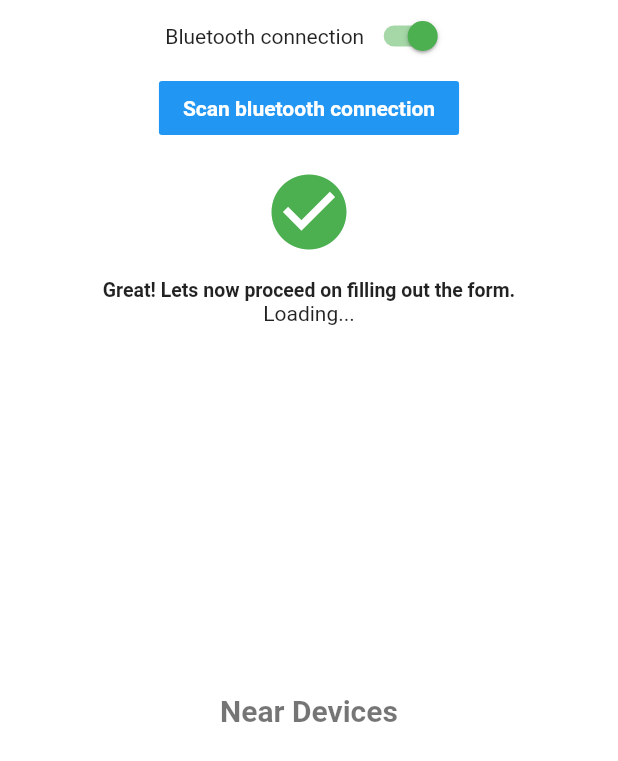
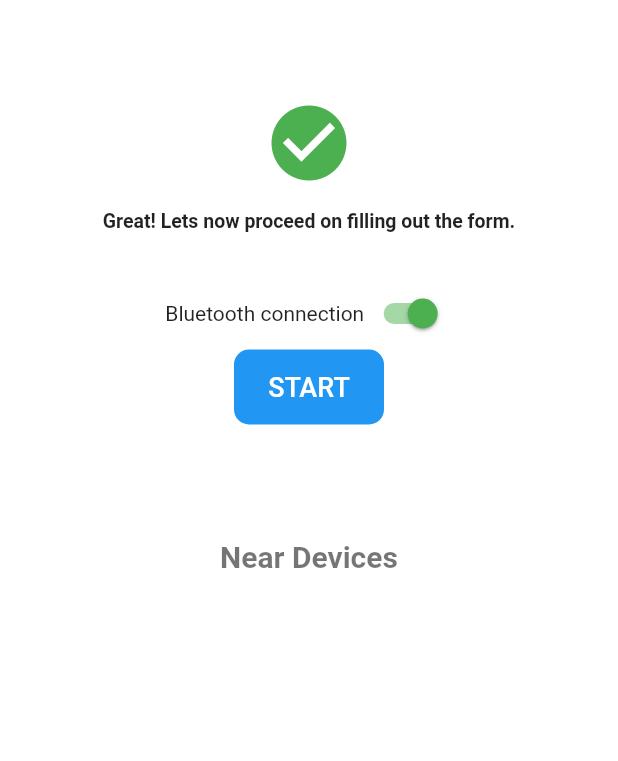
Before and after one commit to OwlRepo/Contrace, a Flutter app: the screen it shows after launch, on a phone screen of 412 x 824 dp. Shown: the top 761 px of the screen. Run offline on Flutter 3.47's test engine with Material 2 defaults, Android fonts, the phone set to English and light mode, and no system bars; our stand-ins replace flutter_blue, fluttertoast, permission_handler, sensors; missing offline and left inert: flutter_scan_bluetooth, system_shortcuts.

Commit message:
NEW: fixed some UI BUGS(UI is for presentation only)

```diff
--- a/lib/Pages/HomePage.dart
+++ b/lib/Pages/HomePage.dart
@@ -27,52 +27,14 @@ class HomePage extends StatelessWidget {
           crossAxisAlignment: CrossAxisAlignment.stretch,
           children: [
             Expanded(
-              flex: 5,
+              flex: 4,
               child: Container(
                 child: Column(
                   mainAxisAlignment: MainAxisAlignment.start,
                   crossAxisAlignment: CrossAxisAlignment.center,
                   children: [
-                    Row(
-                      mainAxisAlignment: MainAxisAlignment.center,
-                      crossAxisAlignment: CrossAxisAlignment.center,
-                      children: [
-                        Text('Bluetooth connection'),
-                        Switch(
-                          value: bleProvider.isOn,
-                          onChanged: (bool e) {
-                            if (e == true) {
-                              SystemShortcuts.bluetooth();
-                              Fluttertoast.showToast(
-                                msg: 'Bluetooth enabled',
-                                backgroundColor: Colors.blue,
-                                textColor: Colors.white,
-                              );
-                            } else {
-                              SystemShortcuts.bluetooth();
-                              Fluttertoast.showToast(
-                                msg: 'Bluetooth disabled',
-                                backgroundColor: Colors.blue,
-                                textColor: Colors.white,
-                              );
-                            }
-                          },
-                          activeColor: Colors.green,
-                        ),
-                      ],
-                    ),
-                    FlatButton(
-                      onPressed: () {
-                        bleProvider.searchForDevices();
-                      },
-                      child: Text(
-                        'Scan bluetooth connection',
-                        style: TextStyle(
-                          color: Colors.white,
-                          fontWeight: FontWeight.bold,
-                        ),
-                      ),
-                      color: Colors.blue,
+                    SizedBox(
+                      height: 50.0,
                     ),
                     Center(
                       child: bleProvider.isOn == true
@@ -102,26 +64,63 @@ class HomePage extends StatelessWidget {
                         ),
                       ),
                     ),
-                    Center(
-                      child: StreamBuilder<List<AccelerometerModel>>(
-                        stream: acMeterProvider.getAccelerometerInfo(),
-                        builder: (context, snapshot) {
-                          if (snapshot.hasData) {
-                            return Text(
-                                'X-Axis: ${snapshot.data[0].xAxis.floorToDouble()} \n Y-Axis: ${snapshot.data[0].yAxis.floorToDouble()} \n Z-Axis: ${snapshot.data[0].zAxis.floorToDouble()}');
-                          } else {
-                            return Text('Loading...');
-                          }
+                    SizedBox(
+                      height: 30.0,
+                    ),
+                    Row(
+                      mainAxisAlignment: MainAxisAlignment.center,
+                      crossAxisAlignment: CrossAxisAlignment.center,
+                      children: [
+                        Text('Bluetooth connection'),
+                        Switch(
+                          value: bleProvider.isOn,
+                          onChanged: (bool e) {
+                            if (e == true) {
+                              SystemShortcuts.bluetooth();
+                              Fluttertoast.showToast(
+                                msg: 'Turning on bluetooth...',
+                                backgroundColor: Colors.blue,
+                                textColor: Colors.white,
+                              );
+                            } else {
+                              SystemShortcuts.bluetooth();
+                              Fluttertoast.showToast(
+                                msg: 'Turning off bluetooth...',
+                                backgroundColor: Colors.blue,
+                                textColor: Colors.white,
+                              );
+                            }
+                          },
+                          activeColor: Colors.green,
+                        ),
+                      ],
+                    ),
+                    SizedBox(
+                      height: 50.0,
+                      width: 100.0,
+                      child: FlatButton(
+                        shape: RoundedRectangleBorder(
+                          borderRadius: BorderRadius.circular(10.0),
+                        ),
+                        onPressed: () {
+                          bleProvider.searchForDevices();
                         },
+                        child: Text(
+                          'START',
+                          style: TextStyle(
+                            color: Colors.white,
+                            fontSize: 18.0,
+                          ),
+                        ),
+                        color: bleProvider.isOn ? Colors.blue : Colors.grey,
                       ),
                     ),
                   ],
                 ),
               ),
             ),
-            SizedBox(height: 100.0),
             Expanded(
-              flex: 5,
+              flex: 6,
               child: Container(
                 width: MediaQuery.of(context).size.width,
                 height: 400,
@@ -129,6 +128,9 @@ class HomePage extends StatelessWidget {
                   mainAxisAlignment: MainAxisAlignment.start,
                   crossAxisAlignment: CrossAxisAlignment.center,
                   children: [
+                    SizedBox(
+                      height: 30.0,
+                    ),
                     Expanded(
                       flex: 1,
                       child: Text(
--- a/lib/Providers/BluetoothProvider.dart
+++ b/lib/Providers/BluetoothProvider.dart
@@ -18,8 +18,8 @@ class BluetoothProvider with ChangeNotifier {
   bool isOn = false;
   bool isUserMoving;
   Colors _isNearby;
+  String bluetoothStateMSG = 'Checking your Bluetooth status';
   List<BluetoothInfoModel> _scanResults = [];
-  String bluetoothStateMSG = 'Checking your Bluetooth status';
   List<AccelerometerModel> _newACMeterResults = List<AccelerometerModel>();
   List<AccelerometerModel> _oldACMeterResults = List<AccelerometerModel>();
 
@@ -99,7 +99,9 @@ class BluetoothProvider with ChangeNotifier {
   }
 
   checkUserMovementStatus() {
-    Timer.periodic(Duration(seconds: 1), (timer) {
+    Timer.periodic(
+      Duration(seconds: 1),
+      (timer) {
         getAccelerometerValue();
         if (timer.tick >= 2) {
           newXAxis = _newACMeterResults[0].xAxis.floorToDouble();
@@ -108,6 +110,7 @@ class BluetoothProvider with ChangeNotifier {
           oldXAxis = _oldACMeterResults[0].xAxis.floorToDouble();
           oldYAxis = _oldACMeterResults[0].yAxis.floorToDouble();
           oldZAxis = _oldACMeterResults[0].zAxis.floorToDouble();
+
           if (newXAxis != oldXAxis ||
               newYAxis != oldYAxis ||
               newZAxis != oldZAxis) {
@@ -118,7 +121,8 @@ class BluetoothProvider with ChangeNotifier {
             notifyListeners();
           }
         }
-    });
+      },
+    );
   }
 
   changeDefaultTimerValue() async {
--- a/lib/main.dart
+++ b/lib/main.dart
@@ -41,6 +41,7 @@ class MyApp extends StatelessWidget {
   @override
   Widget build(BuildContext context) {
     return MaterialApp(
+      debugShowCheckedModeBanner: false,
       title: 'Flutter Demo',
       theme: ThemeData(
         // This is the theme of your application.
--- a/pubspec.yaml
+++ b/pubspec.yaml
@@ -34,6 +34,7 @@ dependencies:
   system_setting: ^0.1.3
   system_shortcuts: ^0.2.3
   sensors: ^0.4.2+2
+  google_fonts: ^1.1.0
 
 
   # The following adds the Cupertino Icons font to your application.
```
Also changed, not shown: pubspec.lock. Lines whose indentation alone changed are shown as unchanged.
